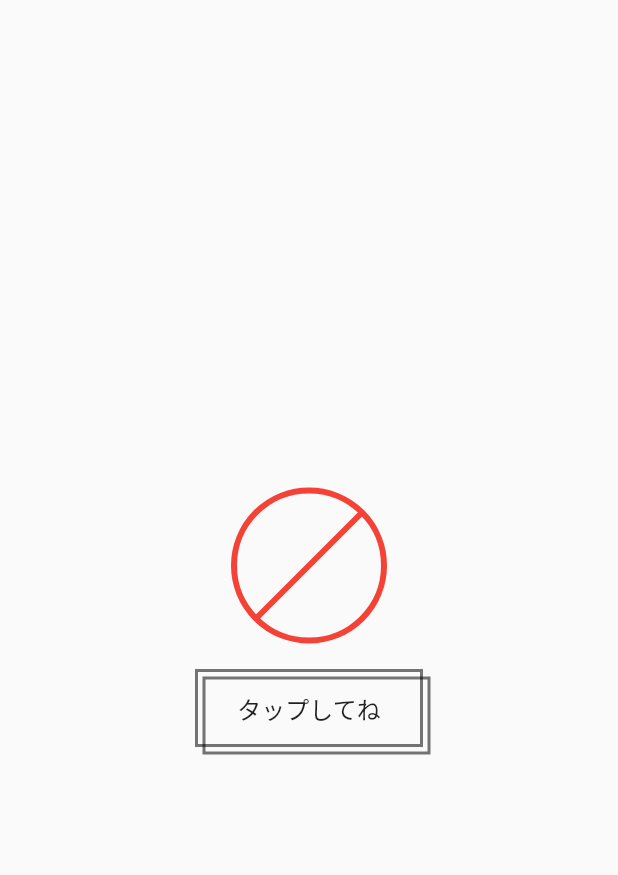
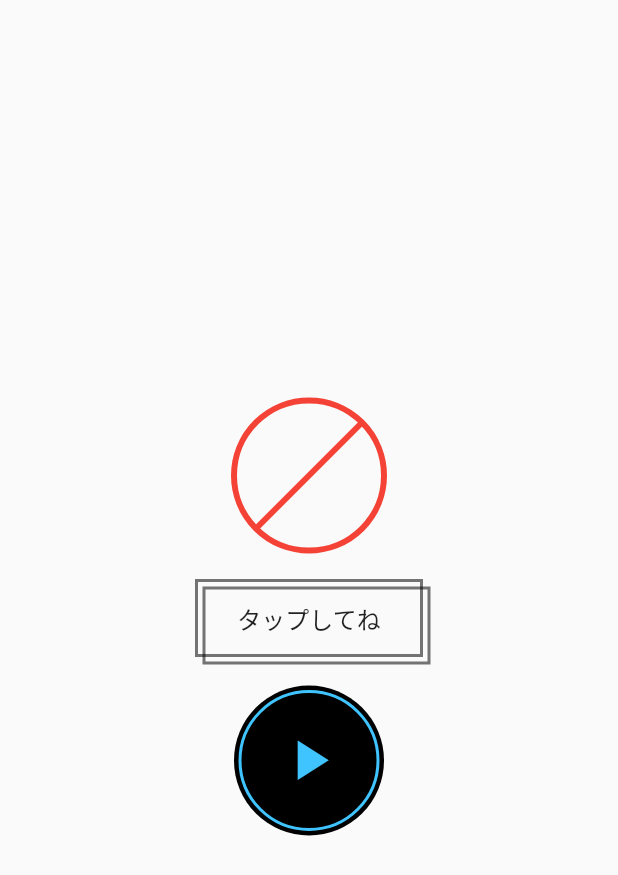
Before and after one commit to nasubibocchi/custom_paint_sample, a Flutter app: the screen it shows after launch, on a phone screen of 412 x 824 dp. Shown: the top 875 px of the screen. Run offline on Flutter 3.47's test engine with Material 2 defaults, Android fonts, the phone set to English and light mode, and no system bars.

Commit message:
add start button

```diff
--- a/lib/pages/all_buttons.dart
+++ b/lib/pages/all_buttons.dart
@@ -1,4 +1,5 @@
 import 'package:custom_paint_sample/pages/sample_2/restricted_button_paint_widget.dart';
+import 'package:custom_paint_sample/pages/sample_4/start_button_widget.dart';
 import 'package:flutter/material.dart';
 
 import 'sample_3/double_line_button_paint_widget.dart';
@@ -16,6 +17,8 @@ class AllButtonsPage extends StatelessWidget {
             RestrictedButtonWidget(),
             SizedBox(height: 20.0),
             DoubleLineButtonPaintWidget(),
+            SizedBox(height: 20.0),
+            StartButtonWidget(),
           ],
         ),
       ),
```
